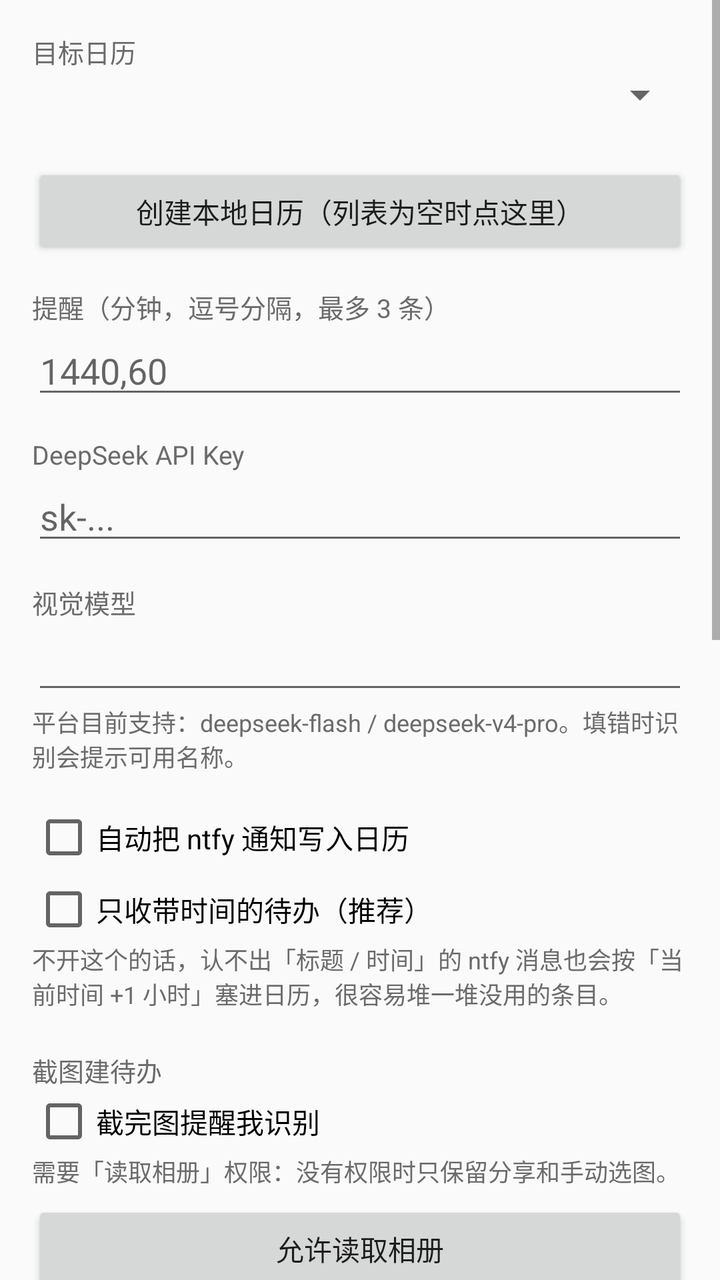
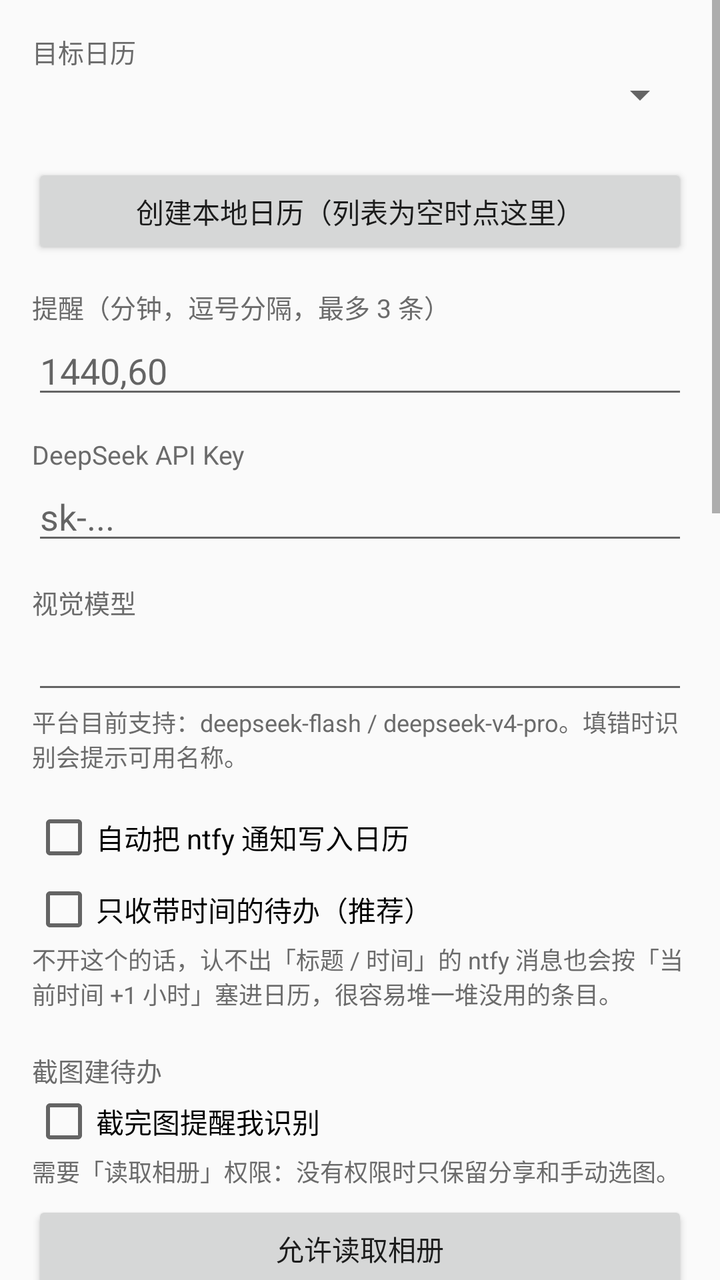

Before-and-after screenshots of an Android layout around one commit, followed by the original layout XML and the change that was made.
<!-- AndroidManifest.xml: application theme Theme.NtfyCalendar -->
<!-- res/layout/activity_settings.xml -->
<?xml version="1.0" encoding="utf-8"?>
<ScrollView xmlns:android="http://schemas.android.com/apk/res/android"
    android:layout_width="match_parent"
    android:layout_height="match_parent">

    <LinearLayout
        android:layout_width="match_parent"
        android:layout_height="wrap_content"
        android:orientation="vertical"
        android:padding="16dp">

        <TextView
            style="@style/FormLabel"
            android:layout_marginTop="0dp"
            android:text="@string/label_calendar" />

        <Spinner
            android:id="@+id/spCalendar"
            android:layout_width="match_parent"
            android:layout_height="wrap_content" />

        <TextView
            android:id="@+id/tvCalendarHint"
            android:layout_width="match_parent"
            android:layout_height="wrap_content"
            android:textSize="12sp"
            android:textColor="@color/text_secondary" />

        <Button
            android:id="@+id/btnCreateCalendar"
            android:layout_width="match_parent"
            android:layout_height="wrap_content"
            android:layout_marginTop="6dp"
            android:text="@string/btn_create_calendar" />

        <TextView
            style="@style/FormLabel"
            android:text="@string/label_remind" />

        <EditText
            android:id="@+id/etRemind"
            style="@style/FormInput"
            android:hint="1440,60"
            android:inputType="text" />

        <TextView
            style="@style/FormLabel"
            android:text="@string/label_api_key" />

        <EditText
            android:id="@+id/etApiKey"
            style="@style/FormInput"
            android:hint="sk-..."
            android:inputType="textPassword" />

        <TextView
            style="@style/FormLabel"
            android:text="@string/label_model" />

        <EditText
            android:id="@+id/etModel"
            style="@style/FormInput"
            android:inputType="text" />

        <TextView
            android:id="@+id/tvModelHint"
            android:layout_width="match_parent"
            android:layout_height="wrap_content"
            android:textSize="12sp"
            android:textColor="@color/text_secondary"
            android:text="@string/model_hint" />

        <CheckBox
            android:id="@+id/cbAutoImport"
            android:layout_width="match_parent"
            android:layout_height="wrap_content"
            android:layout_marginTop="16dp"
            android:text="@string/label_auto_import" />

        <CheckBox
            android:id="@+id/cbStrictParse"
            android:layout_width="match_parent"
            android:layout_height="wrap_content"
            android:layout_marginTop="4dp"
            android:text="@string/label_strict_parse" />

        <TextView
            android:id="@+id/tvStrictHint"
            android:layout_width="match_parent"
            android:layout_height="wrap_content"
            android:textSize="12sp"
            android:textColor="@color/text_secondary"
            android:text="@string/hint_strict_parse" />

        <TextView
            style="@style/FormLabel"
            android:layout_marginTop="20dp"
            android:text="@string/btn_shot_big" />

        <CheckBox
            android:id="@+id/cbShotWatch"
            android:layout_width="match_parent"
            android:layout_height="wrap_content"
            android:text="@string/shot_watch_label" />

        <TextView
            android:id="@+id/tvShotWatchHint"
            android:layout_width="match_parent"
            android:layout_height="wrap_content"
            android:textSize="12sp"
            android:textColor="@color/text_secondary"
            android:text="@string/shot_watch_hint" />

        <Button
            android:id="@+id/btnMediaPerm"
            android:layout_width="match_parent"
            android:layout_height="wrap_content"
            android:layout_marginTop="6dp"
            android:text="@string/btn_grant_media" />

        <TextView
            style="@style/FormLabel"
            android:layout_marginTop="20dp"
            android:text="@string/title_reconcile" />

        <CheckBox
            android:id="@+id/cbReconcile"
            android:layout_width="match_parent"
            android:layout_height="wrap_content"
            android:text="@string/label_reconcile_enabled" />

        <TextView
            style="@style/FormLabel"
            android:text="@string/label_reconcile_interval" />

        <Spinner
            android:id="@+id/spReconcileInterval"
            android:layout_width="match_parent"
            android:layout_height="wrap_content" />

        <CheckBox
            android:id="@+id/cbReconcileNotify"
            android:layout_width="match_parent"
            android:layout_height="wrap_content"
            android:text="@string/label_reconcile_notify" />

        <Button
            android:id="@+id/btnReconcileNow"
            android:layout_width="match_parent"
            android:layout_height="wrap_content"
            android:layout_marginTop="6dp"
            android:text="@string/btn_reconcile_now" />

        <Button
            android:id="@+id/btnSaveSettings"
            android:layout_width="match_parent"
            android:layout_height="wrap_content"
            android:layout_marginTop="18dp"
            android:text="@string/btn_save_settings" />

        <TextView
            style="@style/FormLabel"
            android:layout_marginTop="24dp"
            android:text="@string/title_permission" />

        <Button
            android:id="@+id/btnNotifAccess"
            android:layout_width="match_parent"
            android:layout_height="wrap_content"
            android:layout_marginTop="8dp"
            android:text="@string/perm_notification" />

        <Button
            android:id="@+id/btnCalendarPerm"
            android:layout_width="match_parent"
            android:layout_height="wrap_content"
            android:text="@string/perm_calendar" />

        <Button
            android:id="@+id/btnAutostart"
            android:layout_width="match_parent"
            android:layout_height="wrap_content"
            android:text="@string/perm_autostart" />

        <Button
            android:id="@+id/btnBattery"
            android:layout_width="match_parent"
            android:layout_height="wrap_content"
            android:text="@string/perm_battery" />

        <Button
            android:id="@+id/btnAppDetail"
            android:layout_width="match_parent"
            android:layout_height="wrap_content"
            android:text="@string/perm_app_detail" />

        <TextView
            android:id="@+id/tvVersion"
            android:layout_width="match_parent"
            android:layout_height="wrap_content"
            android:layout_marginTop="20dp"
            android:layout_marginBottom="8dp"
            android:textSize="12sp"
            android:textColor="@color/text_secondary"
            android:gravity="center" />
    </LinearLayout>
</ScrollView>
<!-- resources referenced by this layout -->
<resources>
  <color name="text_secondary">#FF6B6B6B</color>
  <string name="btn_create_calendar">创建本地日历（列表为空时点这里）</string>
  <string name="btn_grant_media">允许读取相册</string>
  <string name="btn_reconcile_now">立即对账一次</string>
  <string name="btn_save_settings">保存设置</string>
  <string name="btn_shot_big">截图建待办</string>
  <string name="hint_strict_parse">不开这个的话，认不出「标题 / 时间」的 ntfy 消息也会按「当前时间 +1 小时」塞进日历，很容易堆一堆没用的条目。</string>
  <string name="label_api_key">DeepSeek API Key</string>
  <string name="label_auto_import">自动把 ntfy 通知写入日历</string>
  <string name="label_calendar">目标日历</string>
  <string name="label_model">视觉模型</string>
  <string name="label_reconcile_enabled">定时对账（本地清单 vs 手机日历）</string>
  <string name="label_reconcile_interval">对账间隔</string>
  <string name="label_reconcile_notify">有差异时发通知</string>
  <string name="label_remind">提醒（分钟，逗号分隔，最多 3 条）</string>
  <string name="label_strict_parse">只收带时间的待办（推荐）</string>
  <string name="model_hint">平台目前支持：deepseek-flash / deepseek-v4-pro。填错时识别会提示可用名称。</string>
  <string name="perm_app_detail">应用详情页</string>
  <string name="perm_autostart">自启动管理（realme）</string>
  <string name="perm_battery">电池 / 后台耗电白名单</string>
  <string name="perm_calendar">日历读写权限</string>
  <string name="perm_notification">通知使用权（读取 ntfy 通知）</string>
  <string name="shot_watch_hint">需要「读取相册」权限：没有权限时只保留分享和手动选图。</string>
  <string name="shot_watch_label">截完图提醒我识别</string>
  <string name="title_permission">权限与后台设置</string>
  <string name="title_reconcile">日历对账</string>
  <style name="FormInput">
          <item name="android:layout_width">match_parent</item>
          <item name="android:layout_height">wrap_content</item>
      </style>
  <style name="FormLabel">
          <item name="android:layout_width">match_parent</item>
          <item name="android:layout_height">wrap_content</item>
          <item name="android:layout_marginTop">14dp</item>
          <item name="android:textSize">13sp</item>
          <item name="android:textColor">@color/text_secondary</item>
      </style>
  <style name="Theme.NtfyCalendar" parent="Theme.AppCompat.DayNight.DarkActionBar">
          <item name="colorPrimary">@color/primary</item>
          <item name="colorPrimaryDark">@color/primary_dark</item>
          <item name="colorAccent">@color/accent</item>
          <item name="android:windowBackground">?android:attr/colorBackground</item>
      </style>
  <color name="primary">#FF156B5A</color>
  <color name="primary_dark">#FF0E4B3F</color>
  <color name="accent">#FFEF8F32</color>
</resources>

<!-- the commit's change to res/layout/activity_settings.xml (unified diff, before → after) -->
@@ -151,6 +151,52 @@
             android:layout_marginTop="6dp"
             android:text="@string/btn_reconcile_now" />
 
+        <TextView
+            style="@style/FormLabel"
+            android:layout_marginTop="20dp"
+            android:text="@string/label_ntfy_topic" />
+
+        <EditText
+            android:id="@+id/etNtfyTopic"
+            style="@style/FormInput"
+            android:hint="todo-xxxxxxxxxxxx"
+            android:inputType="text" />
+
+        <TextView
+            android:id="@+id/tvNtfyHint"
+            android:layout_width="match_parent"
+            android:layout_height="wrap_content"
+            android:textSize="12sp"
+            android:textColor="@color/text_secondary"
+            android:text="@string/hint_ntfy_topic" />
+
+        <Button
+            android:id="@+id/btnCatchUpNow"
+            android:layout_width="match_parent"
+            android:layout_height="wrap_content"
+            android:layout_marginTop="6dp"
+            android:text="@string/btn_catch_up_now" />
+
+        <TextView
+            style="@style/FormLabel"
+            android:layout_marginTop="20dp"
+            android:text="@string/label_ignored" />
+
+        <TextView
+            android:id="@+id/tvIgnored"
+            android:layout_width="match_parent"
+            android:layout_height="wrap_content"
+            android:textSize="12sp"
+            android:textColor="@color/text_secondary"
+            android:text="@string/hint_ignored_empty" />
+
+        <Button
+            android:id="@+id/btnClearIgnored"
+            android:layout_width="match_parent"
+            android:layout_height="wrap_content"
+            android:layout_marginTop="6dp"
+            android:text="@string/btn_clear_ignored" />
+
         <Button
             android:id="@+id/btnSaveSettings"
             android:layout_width="match_parent"
<!-- resource entries referenced after the edit -->
@@ -1,16 +1,22 @@
 <!-- resources referenced by this layout -->
 <resources>
   <color name="text_secondary">#FF6B6B6B</color>
+  <string name="btn_catch_up_now">立即补查一次</string>
+  <string name="btn_clear_ignored">清空这个列表</string>
   <string name="btn_create_calendar">创建本地日历（列表为空时点这里）</string>
   <string name="btn_grant_media">允许读取相册</string>
   <string name="btn_reconcile_now">立即对账一次</string>
   <string name="btn_save_settings">保存设置</string>
   <string name="btn_shot_big">截图建待办</string>
+  <string name="hint_ignored_empty">暂时没有（没认出时间、缺权限、写日历失败的都会记在这里）</string>
+  <string name="hint_ntfy_topic">ntfy App 没弹通知、被系统冻结或被关掉时，消息会丢。填上主题后，App 每次启动和定时对账时会直接从 ntfy 服务器补查最近 2 小时的消息，规则与通知完全一致。留空 = 只靠通知。</string>
   <string name="hint_strict_parse">不开这个的话，认不出「标题 / 时间」的 ntfy 消息也会按「当前时间 +1 小时」塞进日历，很容易堆一堆没用的条目。</string>
   <string name="label_api_key">DeepSeek API Key</string>
   <string name="label_auto_import">自动把 ntfy 通知写入日历</string>
   <string name="label_calendar">目标日历</string>
+  <string name="label_ignored">最近没写进日历的推送</string>
   <string name="label_model">视觉模型</string>
+  <string name="label_ntfy_topic">ntfy 主题（填了才开启补查）</string>
   <string name="label_reconcile_enabled">定时对账（本地清单 vs 手机日历）</string>
   <string name="label_reconcile_interval">对账间隔</string>
   <string name="label_reconcile_notify">有差异时发通知</string>
